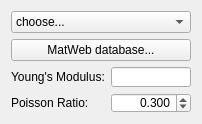
berndhahnebach/All_FreeCAD, file src/Mod/Fem/MechanicalMaterial.ui: the form before one commit.
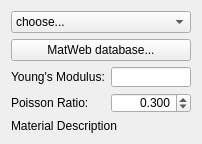
The form after the commit. Custom widgets are drawn as their Qt base class.

Commit message: FEM: Show material description below combo box

What changed in the file:
```diff
--- a/src/Mod/Fem/MechanicalMaterial.ui
+++ b/src/Mod/Fem/MechanicalMaterial.ui
@@ -117,6 +117,16 @@
      </item>
     </layout>
    </item>
+   <item>
+    <widget class="QLabel" name="l_mat_description">
+     <property name="text">
+      <string>Material Description</string>
+     </property>
+     <property name="wordWrap">
+      <bool>true</bool>
+     </property>
+    </widget>
+   </item>
   </layout>
  </widget>
  <customwidgets>
```
The commit also changes 1 other file.
